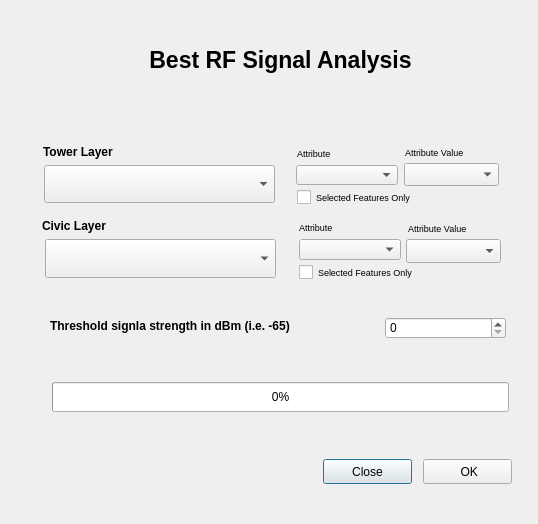
First picture: the form in signal_analysis_dialog_base.ui, repository FarhanSE/Signal_Analysis, before the edit.
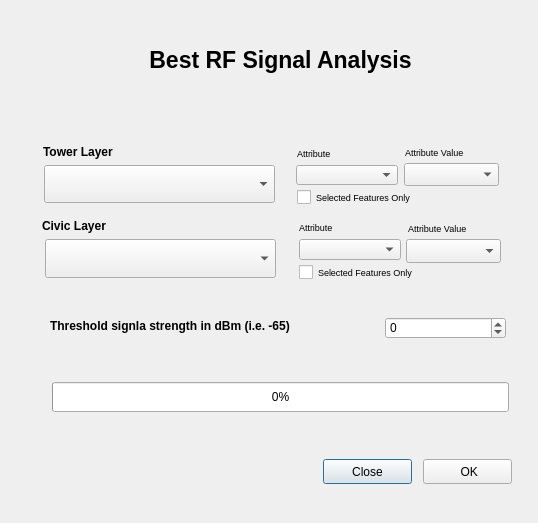
Second picture: the form after the edit. Icons and pictures are not drawn. Custom widgets are drawn as their Qt base class.

Commit message: Signal Analysis  Implementation

What changed in the file:
```diff
--- a/signal_analysis_dialog_base.ui
+++ b/signal_analysis_dialog_base.ui
@@ -7,7 +7,7 @@
     <x>0</x>
     <y>0</y>
     <width>538</width>
-    <height>524</height>
+    <height>523</height>
    </rect>
   </property>
   <property name="windowTitle">
@@ -264,13 +264,16 @@
      <height>22</height>
     </rect>
    </property>
+   <property name="minimum">
+    <number>-100</number>
+   </property>
   </widget>
   <widget class="QLabel" name="overlay_title_2">
    <property name="geometry">
     <rect>
      <x>50</x>
      <y>300</y>
-     <width>291</width>
+     <width>311</width>
      <height>51</height>
     </rect>
    </property>
```
The commit also changes 1 other file.
